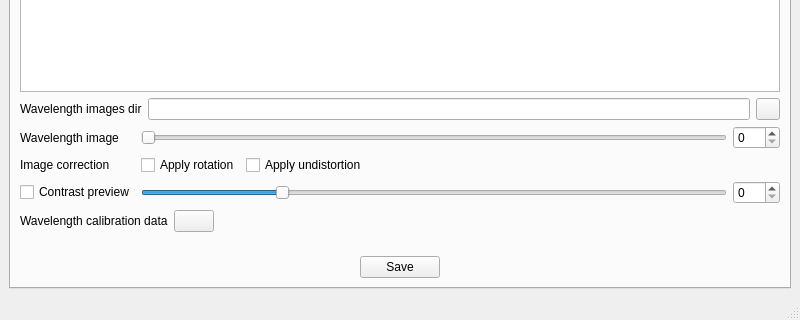
Before: the Qt Designer form openhsl/gui/device/hs_device_mainwindow.ui in OpenHSL/OpenHSL, drawn with Qt 5; both pictures show x 0 to 800 and y 480 to 800 of the 800 by 800 pixel window.
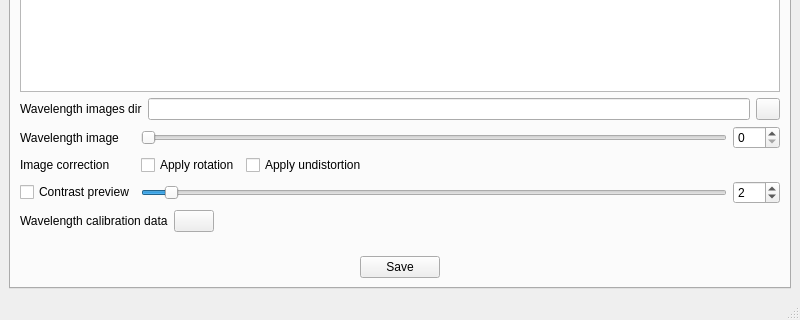
After: the same form once the commit is applied. The open tabs and pages were chosen to show the change. Custom widgets are drawn as their Qt base class.

Commit message: add: gui: current wavelength image contrast preview slider and spinbox slots

What changed in the file:
```diff
--- a/openhsl/gui/device/hs_device_mainwindow.ui
+++ b/openhsl/gui/device/hs_device_mainwindow.ui
@@ -389,7 +389,14 @@
         <item row="2" column="0">
          <layout class="QGridLayout" name="gridLayout_8">
           <item row="2" column="2">
-           <widget class="QSpinBox" name="wtContrastPreviewValue_spinBox"/>
+           <widget class="QSpinBox" name="wtContrastPreviewValue_spinBox">
+            <property name="maximum">
+             <number>50</number>
+            </property>
+            <property name="value">
+             <number>2</number>
+            </property>
+           </widget>
           </item>
           <item row="2" column="0">
            <widget class="QCheckBox" name="wtApplyContrastPreview_checkBox">
@@ -401,10 +408,10 @@
           <item row="2" column="1">
            <widget class="QSlider" name="wtContrastPreviewValue_horizontalSlider">
             <property name="maximum">
-             <number>255</number>
+             <number>50</number>
             </property>
             <property name="value">
-             <number>60</number>
+             <number>2</number>
             </property>
             <property name="orientation">
              <enum>Qt::Horizontal</enum>
```
The commit also changes 1 other file.
